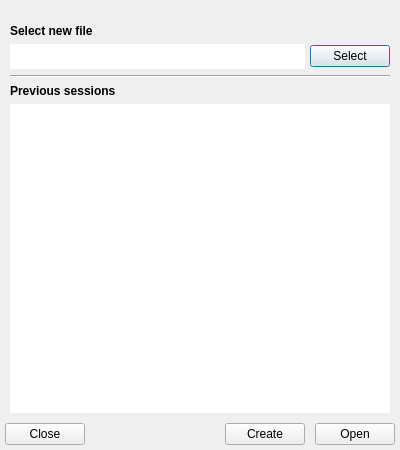
Old version of the form src/dialogs/NewfileDialog.ui in the repository rizinorg/cutter.
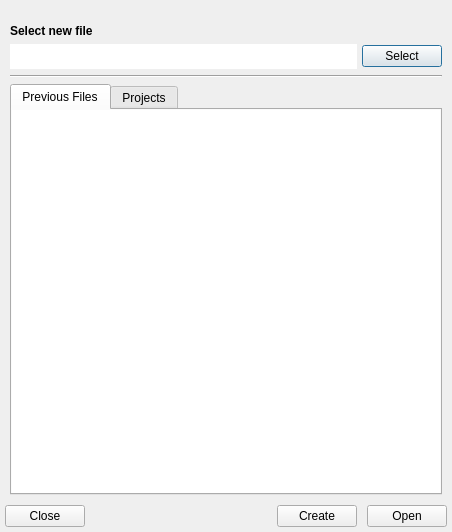
New version of the form. Icons and pictures are not drawn.

Commit message: Add TabWidget to NewFileDialog

```diff
--- a/src/dialogs/NewfileDialog.ui
+++ b/src/dialogs/NewfileDialog.ui
@@ -6,15 +6,15 @@
    <rect>
     <x>0</x>
     <y>0</y>
-    <width>400</width>
-    <height>450</height>
+    <width>452</width>
+    <height>532</height>
    </rect>
   </property>
   <property name="windowTitle">
    <string>Open File</string>
   </property>
   <property name="windowIcon">
-   <iconset resource="resources.qrc">
+   <iconset>
     <normaloff>:/img/logo-small.png</normaloff>:/img/logo-small.png</iconset>
   </property>
   <layout class="QVBoxLayout" name="verticalLayout">
@@ -42,7 +42,7 @@
       <string/>
      </property>
      <property name="pixmap">
-      <pixmap resource="resources.qrc">:/img/logo-small.png</pixmap>
+      <pixmap>:/img/logo-small.png</pixmap>
      </property>
      <property name="scaledContents">
       <bool>false</bool>
@@ -104,87 +104,6 @@
           <property name="horizontalSpacing">
            <number>5</number>
           </property>
-          <item row="3" column="0" colspan="2">
-           <widget class="Line" name="line">
-            <property name="sizePolicy">
-             <sizepolicy hsizetype="Expanding" vsizetype="Fixed">
-              <horstretch>1</horstretch>
-              <verstretch>0</verstretch>
-             </sizepolicy>
-            </property>
-            <property name="orientation">
-             <enum>Qt::Horizontal</enum>
-            </property>
-           </widget>
-          </item>
-          <item row="5" column="0" colspan="2">
-           <widget class="QListWidget" name="recentsList">
-            <property name="sizePolicy">
-             <sizepolicy hsizetype="Expanding" vsizetype="Expanding">
-              <horstretch>0</horstretch>
-              <verstretch>1</verstretch>
-             </sizepolicy>
-            </property>
-            <property name="font">
-             <font>
-              <pointsize>11</pointsize>
-             </font>
-            </property>
-            <property name="contextMenuPolicy">
-             <enum>Qt::ActionsContextMenu</enum>
-            </property>
-            <property name="frameShape">
-             <enum>QFrame::NoFrame</enum>
-            </property>
-            <property name="frameShadow">
-             <enum>QFrame::Plain</enum>
-            </property>
-            <property name="lineWidth">
-             <number>0</number>
-            </property>
-            <property name="verticalScrollMode">
-             <enum>QAbstractItemView::ScrollPerPixel</enum>
-            </property>
-            <property name="resizeMode">
-             <enum>QListView::Adjust</enum>
-            </property>
-            <property name="spacing">
-             <number>5</number>
-            </property>
-            <property name="viewMode">
-             <enum>QListView::ListMode</enum>
-            </property>
-            <property name="uniformItemSizes">
-             <bool>false</bool>
-            </property>
-            <property name="wordWrap">
-             <bool>false</bool>
-            </property>
-            <property name="selectionRectVisible">
-             <bool>true</bool>
-            </property>
-           </widget>
-          </item>
-          <item row="1" column="1">
-           <widget class="QPushButton" name="newFileButton">
-            <property name="sizePolicy">
-             <sizepolicy hsizetype="Fixed" vsizetype="Fixed">
-              <horstretch>0</horstretch>
-              <verstretch>0</verstretch>
-             </sizepolicy>
-            </property>
-            <property name="text">
-             <string>Select</string>
-            </property>
-           </widget>
-          </item>
-          <item row="4" column="0" colspan="2">
-           <widget class="QLabel" name="loadFileLabel">
-            <property name="text">
-             <string>&lt;html&gt;&lt;head/&gt;&lt;body&gt;&lt;p&gt;&lt;span style=&quot; font-weight:600;&quot;&gt;Previous sessions&lt;/span&gt;&lt;/p&gt;&lt;/body&gt;&lt;/html&gt;</string>
-            </property>
-           </widget>
-          </item>
           <item row="1" column="0">
            <widget class="QLineEdit" name="newFileEdit">
             <property name="font">
@@ -200,6 +119,19 @@
             </property>
            </widget>
           </item>
+          <item row="1" column="1">
+           <widget class="QPushButton" name="newFileButton">
+            <property name="sizePolicy">
+             <sizepolicy hsizetype="Fixed" vsizetype="Fixed">
+              <horstretch>0</horstretch>
+              <verstretch>0</verstretch>
+             </sizepolicy>
+            </property>
+            <property name="text">
+             <string>Select</string>
+            </property>
+           </widget>
+          </item>
           <item row="0" column="0">
            <widget class="QLabel" name="newFileLabel">
             <property name="sizePolicy">
@@ -215,6 +147,160 @@
           </item>
          </layout>
         </item>
+        <item>
+         <widget class="Line" name="line">
+          <property name="sizePolicy">
+           <sizepolicy hsizetype="Expanding" vsizetype="Fixed">
+            <horstretch>1</horstretch>
+            <verstretch>0</verstretch>
+           </sizepolicy>
+          </property>
+          <property name="orientation">
+           <enum>Qt::Horizontal</enum>
+          </property>
+         </widget>
+        </item>
+        <item>
+         <widget class="QTabWidget" name="tabWidget">
+          <property name="currentIndex">
+           <number>0</number>
+          </property>
+          <widget class="QWidget" name="tab">
+           <attribute name="title">
+            <string>Previous Files</string>
+           </attribute>
+           <layout class="QVBoxLayout" name="verticalLayout_4">
+            <property name="leftMargin">
+             <number>0</number>
+            </property>
+            <property name="topMargin">
+             <number>0</number>
+            </property>
+            <property name="rightMargin">
+             <number>0</number>
+            </property>
+            <property name="bottomMargin">
+             <number>0</number>
+            </property>
+            <item>
+             <widget class="QListWidget" name="recentsListWidget">
+              <property name="sizePolicy">
+               <sizepolicy hsizetype="Expanding" vsizetype="Expanding">
+                <horstretch>0</horstretch>
+                <verstretch>1</verstretch>
+               </sizepolicy>
+              </property>
+              <property name="font">
+               <font>
+                <pointsize>11</pointsize>
+               </font>
+              </property>
+              <property name="contextMenuPolicy">
+               <enum>Qt::ActionsContextMenu</enum>
+              </property>
+              <property name="frameShape">
+               <enum>QFrame::NoFrame</enum>
+              </property>
+              <property name="frameShadow">
+               <enum>QFrame::Plain</enum>
+              </property>
+              <property name="lineWidth">
+               <number>0</number>
+              </property>
+              <property name="verticalScrollMode">
+               <enum>QAbstractItemView::ScrollPerPixel</enum>
+              </property>
+              <property name="resizeMode">
+               <enum>QListView::Adjust</enum>
+              </property>
+              <property name="spacing">
+               <number>5</number>
+              </property>
+              <property name="viewMode">
+               <enum>QListView::ListMode</enum>
+              </property>
+              <property name="uniformItemSizes">
+               <bool>false</bool>
+              </property>
+              <property name="wordWrap">
+               <bool>false</bool>
+              </property>
+              <property name="selectionRectVisible">
+               <bool>true</bool>
+              </property>
+             </widget>
+            </item>
+           </layout>
+          </widget>
+          <widget class="QWidget" name="tab_2">
+           <attribute name="title">
+            <string>Projects</string>
+           </attribute>
+           <layout class="QVBoxLayout" name="verticalLayout_5">
+            <property name="leftMargin">
+             <number>0</number>
+            </property>
+            <property name="topMargin">
+             <number>0</number>
+            </property>
+            <property name="rightMargin">
+             <number>0</number>
+            </property>
+            <property name="bottomMargin">
+             <number>0</number>
+            </property>
+            <item>
+             <widget class="QListWidget" name="projectsListWidget">
+              <property name="sizePolicy">
+               <sizepolicy hsizetype="Expanding" vsizetype="Expanding">
+                <horstretch>0</horstretch>
+                <verstretch>1</verstretch>
+               </sizepolicy>
+              </property>
+              <property name="font">
+               <font>
+                <pointsize>11</pointsize>
+               </font>
+              </property>
+              <property name="contextMenuPolicy">
+               <enum>Qt::ActionsContextMenu</enum>
+              </property>
+              <property name="frameShape">
+               <enum>QFrame::NoFrame</enum>
+              </property>
+              <property name="frameShadow">
+               <enum>QFrame::Plain</enum>
+              </property>
+              <property name="lineWidth">
+               <number>0</number>
+              </property>
+              <property name="verticalScrollMode">
+               <enum>QAbstractItemView::ScrollPerPixel</enum>
+              </property>
+              <property name="resizeMode">
+               <enum>QListView::Adjust</enum>
+              </property>
+              <property name="spacing">
+               <number>5</number>
+              </property>
+              <property name="viewMode">
+               <enum>QListView::ListMode</enum>
+              </property>
+              <property name="uniformItemSizes">
+               <bool>false</bool>
+              </property>
+              <property name="wordWrap">
+               <bool>false</bool>
+              </property>
+              <property name="selectionRectVisible">
+               <bool>true</bool>
+              </property>
+             </widget>
+            </item>
+           </layout>
+          </widget>
+         </widget>
+        </item>
        </layout>
       </widget>
      </item>
```
Left out of the diff: 1 changed line with no effect on the pictures. The commit also changes 2 other files.
